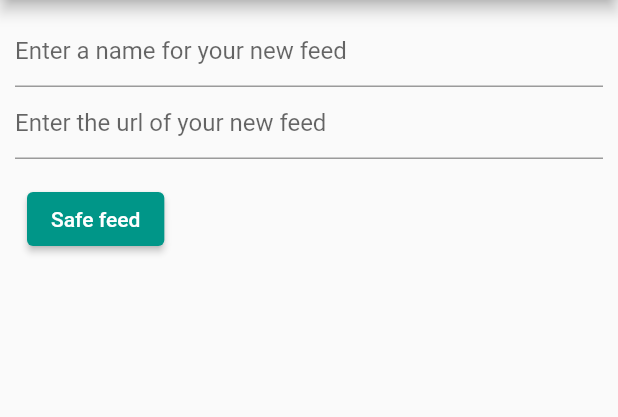
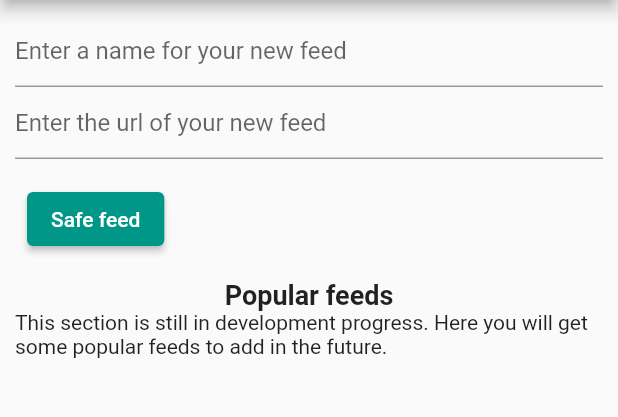
Before and after one commit to HAUDRAUFHAUN/feed-scout, a Flutter app: the screen it shows after launch, in the side drawer, after a tap on "Add feed", on a phone screen of 412 x 824 dp, the part 84-501 px from its top. Run offline on Flutter 3.47's test engine with Material 2 defaults, Android fonts, the phone set to English and light mode, and no system bars; our stand-ins replace shared_preferences; missing offline and left inert: webfeed; network calls fail.

Commit message:
create placeholder for popular feeds section

```diff
--- a/lib/pages/AddFeed.dart
+++ b/lib/pages/AddFeed.dart
@@ -51,7 +51,9 @@ class _AddFeedState extends State<AddFeed> {
       ),
       body: Container(
         padding: EdgeInsets.all(10),
-        child: Form(
+        child: Column(
+          children: <Widget>[
+            Form(
               child: Column(
                 key: _formKey,
                 crossAxisAlignment: CrossAxisAlignment.start,
@@ -79,8 +81,8 @@ class _AddFeedState extends State<AddFeed> {
                     },
                   ),
                   Padding(
-                padding:
-                    const EdgeInsets.symmetric(vertical: 16.0, horizontal: 8.0),
+                    padding: const EdgeInsets.symmetric(
+                        vertical: 16.0, horizontal: 8.0),
                     child: ElevatedButton(
                       onPressed: () {
                         // Validate will return true if the form is valid, or false if
@@ -96,6 +98,16 @@ class _AddFeedState extends State<AddFeed> {
                 ],
               ),
             ),
+            Text(
+              "Popular feeds",
+              textAlign: TextAlign.left,
+              style: TextStyle(fontSize: 18.0, fontWeight: FontWeight.bold),
+            ),
+            Text(
+                "This section is still in development progress. Here you will get some popular feeds to add in the future.")
+            // TODO: Section with popular feeds so that less technical expirienced people can get some point to start.
+          ],
+        ),
       ),
     );
   }
```
Lines whose indentation alone changed are shown as unchanged.
